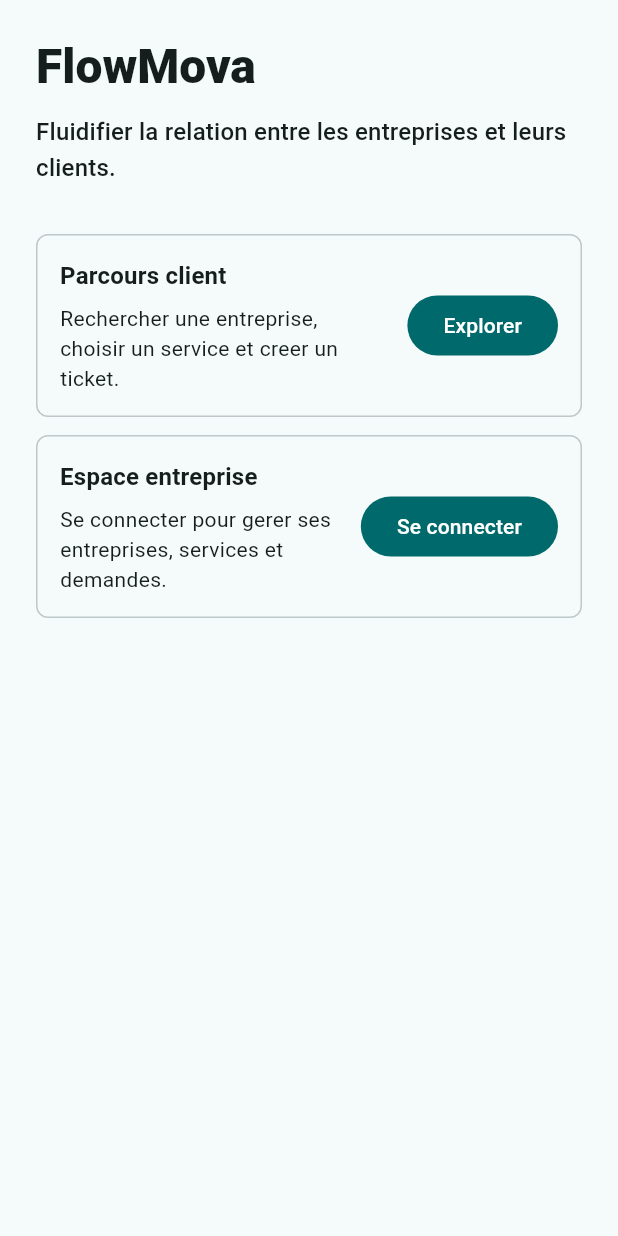
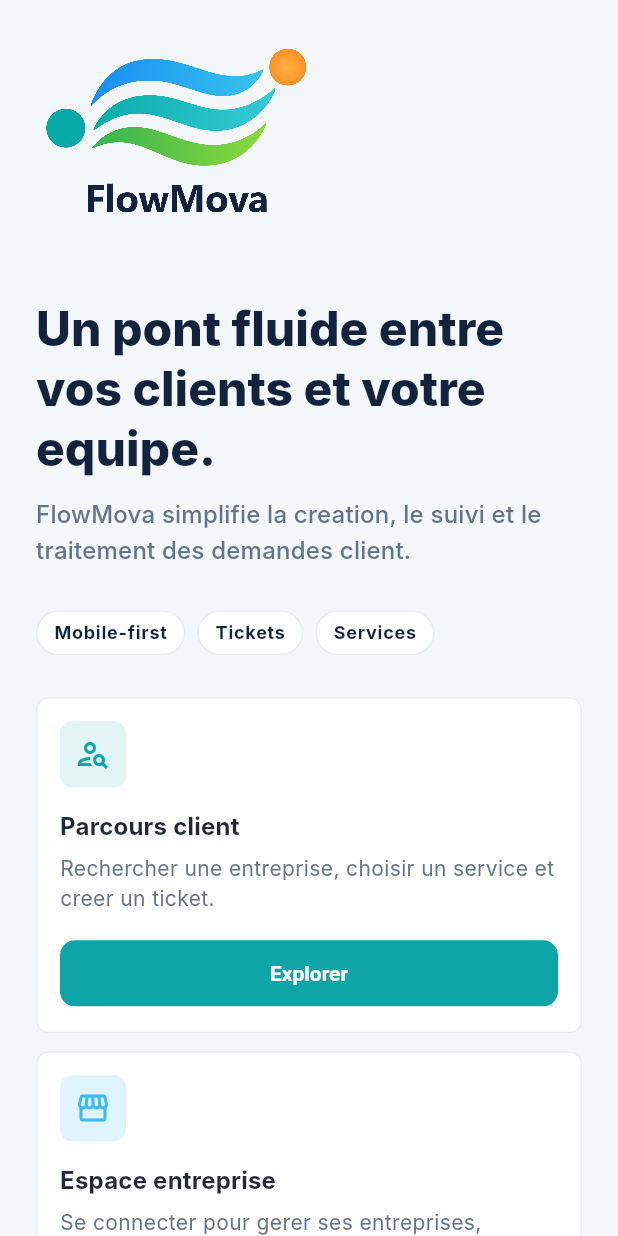
Before and after one commit to Darkstorm97/flowmova-frontend, a Flutter app: the screen it shows after launch, on a phone screen of 412 x 824 dp. Run offline on Flutter 3.47's test engine with Material 3 defaults, Android fonts, the phone set to English and light mode, and no system bars; Roboto replaces fonts that are missing (Inter).

Commit message:
Integrate FlowMova brand theme

```diff
--- a/lib/src/app/flow_mova_app.dart
+++ b/lib/src/app/flow_mova_app.dart
@@ -1,5 +1,6 @@
 import 'package:flutter/material.dart';
 
+import '../core/theme/flow_mova_theme.dart';
 import '../features/home/presentation/home_screen.dart';
 
 class FlowMovaApp extends StatelessWidget {
@@ -10,10 +11,7 @@ class FlowMovaApp extends StatelessWidget {
     return MaterialApp(
       title: 'FlowMova',
       debugShowCheckedModeBanner: false,
-      theme: ThemeData(
-        colorScheme: ColorScheme.fromSeed(seedColor: const Color(0xFF0EA5A7)),
-        useMaterial3: true,
-      ),
+      theme: FlowMovaTheme.light,
       home: const HomeScreen(),
     );
   }
--- /dev/null
+++ b/lib/src/core/assets/flow_mova_assets.dart
@@ -0,0 +1,10 @@
+abstract final class FlowMovaAssets {
+  static const logoWithTextColor =
+      'assets/brand/flowmova-regenerated-logo/vector-preview/flowmova-logo-with-text-color-aligned.png';
+  static const logoMarkColor =
+      'assets/brand/flowmova-regenerated-logo/vector-preview/flowmova-logo-mark-color-aligned.png';
+  static const logoMarkMonochrome =
+      'assets/brand/flowmova-regenerated-logo/vector-preview/flowmova-logo-mark-monochrome.png';
+  static const appIconColor =
+      'assets/brand/flowmova-regenerated-logo/vector-preview/flowmova-app-icon-color.png';
+}
--- /dev/null
+++ b/lib/src/core/theme/flow_mova_colors.dart
@@ -0,0 +1,16 @@
+import 'package:flutter/material.dart';
+
+abstract final class FlowMovaColors {
+  static const primaryAqua = Color(0xFF0EA5A7);
+  static const leafGreen = Color(0xFF2BB673);
+  static const softApricot = Color(0xFFFFB86B);
+  static const skyBlue = Color(0xFF38BDF8);
+  static const ink = Color(0xFF1F2937);
+  static const logoInk = Color(0xFF13233E);
+  static const slate = Color(0xFF64748B);
+  static const cloud = Color(0xFFF4F7FA);
+  static const white = Color(0xFFFFFFFF);
+  static const error = Color(0xFFEF4444);
+  static const warning = Color(0xFFFACC15);
+  static const border = Color(0xFFE5EEF3);
+}
--- /dev/null
+++ b/lib/src/core/theme/flow_mova_radii.dart
@@ -0,0 +1,6 @@
+abstract final class FlowMovaRadii {
+  static const small = 8.0;
+  static const medium = 10.0;
+  static const large = 12.0;
+  static const pill = 999.0;
+}
--- /dev/null
+++ b/lib/src/core/theme/flow_mova_theme.dart
@@ -0,0 +1,99 @@
+import 'package:flutter/material.dart';
+
+import 'flow_mova_colors.dart';
+import 'flow_mova_radii.dart';
+
+abstract final class FlowMovaTheme {
+  static ThemeData get light {
+    final colorScheme =
+        ColorScheme.fromSeed(
+          seedColor: FlowMovaColors.primaryAqua,
+          brightness: Brightness.light,
+        ).copyWith(
+          primary: FlowMovaColors.primaryAqua,
+          secondary: FlowMovaColors.leafGreen,
+          tertiary: FlowMovaColors.softApricot,
+          error: FlowMovaColors.error,
+          surface: FlowMovaColors.white,
+          onSurface: FlowMovaColors.ink,
+        );
+
+    final baseTextTheme = ThemeData(
+      useMaterial3: true,
+      fontFamily: 'Inter',
+    ).textTheme;
+
+    return ThemeData(
+      useMaterial3: true,
+      fontFamily: 'Inter',
+      colorScheme: colorScheme,
+      scaffoldBackgroundColor: FlowMovaColors.cloud,
+      textTheme: baseTextTheme.apply(
+        bodyColor: FlowMovaColors.ink,
+        displayColor: FlowMovaColors.logoInk,
+      ),
+      appBarTheme: const AppBarTheme(
+        backgroundColor: FlowMovaColors.cloud,
+        foregroundColor: FlowMovaColors.logoInk,
+        elevation: 0,
+        centerTitle: false,
+      ),
+      cardTheme: CardThemeData(
+        color: FlowMovaColors.white,
+        elevation: 0,
+        margin: EdgeInsets.zero,
+        shape: RoundedRectangleBorder(
+          borderRadius: BorderRadius.circular(FlowMovaRadii.small),
+          side: const BorderSide(color: FlowMovaColors.border),
+        ),
+      ),
+      filledButtonTheme: FilledButtonThemeData(
+        style: FilledButton.styleFrom(
+          backgroundColor: FlowMovaColors.primaryAqua,
+          foregroundColor: FlowMovaColors.white,
+          minimumSize: const Size(0, 44),
+          padding: const EdgeInsets.symmetric(horizontal: 18, vertical: 12),
+          shape: RoundedRectangleBorder(
+            borderRadius: BorderRadius.circular(FlowMovaRadii.medium),
+          ),
+          textStyle: const TextStyle(fontWeight: FontWeight.w700),
+        ),
+      ),
+      outlinedButtonTheme: OutlinedButtonThemeData(
+        style: OutlinedButton.styleFrom(
+          foregroundColor: FlowMovaColors.ink,
+          side: const BorderSide(color: Color(0xFFD8E3EA)),
+          minimumSize: const Size(0, 44),
+          padding: const EdgeInsets.symmetric(horizontal: 18, vertical: 12),
+          shape: RoundedRectangleBorder(
+            borderRadius: BorderRadius.circular(FlowMovaRadii.medium),
+          ),
+          textStyle: const TextStyle(fontWeight: FontWeight.w700),
+        ),
+      ),
+      inputDecorationTheme: InputDecorationTheme(
+        filled: true,
+        fillColor: FlowMovaColors.white,
+        border: OutlineInputBorder(
+          borderRadius: BorderRadius.circular(FlowMovaRadii.medium),
+          borderSide: const BorderSide(color: FlowMovaColors.border),
+        ),
+        enabledBorder: OutlineInputBorder(
+          borderRadius: BorderRadius.circular(FlowMovaRadii.medium),
+          borderSide: const BorderSide(color: FlowMovaColors.border),
+        ),
+        focusedBorder: OutlineInputBorder(
+          borderRadius: BorderRadius.circular(FlowMovaRadii.medium),
+          borderSide: const BorderSide(
+            color: FlowMovaColors.primaryAqua,
+            width: 1.5,
+          ),
+        ),
+        errorBorder: OutlineInputBorder(
+          borderRadius: BorderRadius.circular(FlowMovaRadii.medium),
+          borderSide: const BorderSide(color: FlowMovaColors.error),
+        ),
+      ),
+    );
+  }
+}
--- a/lib/src/features/home/presentation/home_screen.dart
+++ b/lib/src/features/home/presentation/home_screen.dart
@@ -1,6 +1,9 @@
 import 'package:flutter/material.dart';
 
+import '../../../core/theme/flow_mova_colors.dart';
+import '../../../core/theme/flow_mova_radii.dart';
 import '../../../shared/widgets/flow_mova_app_shell.dart';
+import '../../../shared/widgets/flow_mova_logo.dart';
 
 class HomeScreen extends StatelessWidget {
   const HomeScreen({super.key});
@@ -17,25 +20,37 @@ class _HomeContent extends StatelessWidget {
   @override
   Widget build(BuildContext context) {
     final textTheme = Theme.of(context).textTheme;
-
     return Column(
       crossAxisAlignment: CrossAxisAlignment.start,
       children: [
+        const FlowMovaLogo(width: 188),
+        const SizedBox(height: 32),
         Text(
-          'FlowMova',
+          'Un pont fluide entre vos clients et votre equipe.',
           style: textTheme.headlineLarge?.copyWith(fontWeight: FontWeight.w800),
         ),
         const SizedBox(height: 12),
         Text(
-          'Fluidifier la relation entre les entreprises et leurs clients.',
-          style: textTheme.titleMedium,
+          'FlowMova simplifie la creation, le suivi et le traitement des demandes client.',
+          style: textTheme.titleMedium?.copyWith(color: FlowMovaColors.slate),
         ),
-        const SizedBox(height: 32),
+        const SizedBox(height: 28),
+        const Wrap(
+          spacing: 8,
+          runSpacing: 8,
+          children: [
+            _BrandBadge(label: 'Mobile-first'),
+            _BrandBadge(label: 'Tickets'),
+            _BrandBadge(label: 'Services'),
+          ],
+        ),
+        const SizedBox(height: 28),
         const _HomeActionCard(
           title: 'Parcours client',
           description:
               'Rechercher une entreprise, choisir un service et creer un ticket.',
           actionLabel: 'Explorer',
+          icon: Icons.person_search_outlined,
         ),
         const SizedBox(height: 12),
         const _HomeActionCard(
@@ -43,8 +58,37 @@ class _HomeContent extends StatelessWidget {
           description:
               'Se connecter pour gerer ses entreprises, services et demandes.',
           actionLabel: 'Se connecter',
+          icon: Icons.storefront_outlined,
+          secondary: true,
         ),
       ],
+    );
+  }
+}
+
+class _BrandBadge extends StatelessWidget {
+  const _BrandBadge({required this.label});
+
+  final String label;
+
+  @override
+  Widget build(BuildContext context) {
+    return DecoratedBox(
+      decoration: BoxDecoration(
+        color: FlowMovaColors.white,
+        border: Border.all(color: FlowMovaColors.border),
+        borderRadius: BorderRadius.circular(FlowMovaRadii.pill),
+      ),
+      child: Padding(
+        padding: const EdgeInsets.symmetric(horizontal: 12, vertical: 7),
+        child: Text(
+          label,
+          style: Theme.of(context).textTheme.labelMedium?.copyWith(
+            color: FlowMovaColors.logoInk,
+            fontWeight: FontWeight.w700,
+          ),
+        ),
+      ),
     );
   }
 }
@@ -54,29 +98,41 @@ class _HomeActionCard extends StatelessWidget {
     required this.title,
     required this.description,
     required this.actionLabel,
+    required this.icon,
+    this.secondary = false,
   });
 
   final String title;
   final String description;
   final String actionLabel;
+  final IconData icon;
+  final bool secondary;
 
   @override
   Widget build(BuildContext context) {
     final colorScheme = Theme.of(context).colorScheme;
     final textTheme = Theme.of(context).textTheme;
 
-    return DecoratedBox(
+    return Card(
+      child: LayoutBuilder(
+        builder: (context, constraints) {
+          final compact = constraints.maxWidth < 520;
+          final iconBox = DecoratedBox(
             decoration: BoxDecoration(
-        color: colorScheme.surface,
-        border: Border.all(color: colorScheme.outlineVariant),
-        borderRadius: BorderRadius.circular(8),
+              color: secondary
+                  ? FlowMovaColors.skyBlue.withValues(alpha: 0.16)
+                  : colorScheme.primary.withValues(alpha: 0.12),
+              borderRadius: BorderRadius.circular(FlowMovaRadii.small),
             ),
             child: Padding(
-        padding: const EdgeInsets.all(16),
-        child: Row(
-          children: [
-            Expanded(
-              child: Column(
+              padding: const EdgeInsets.all(10),
+              child: Icon(
+                icon,
+                color: secondary ? FlowMovaColors.skyBlue : colorScheme.primary,
+              ),
+            ),
+          );
+          final content = Column(
             crossAxisAlignment: CrossAxisAlignment.start,
             children: [
               Text(
@@ -86,14 +142,42 @@ class _HomeActionCard extends StatelessWidget {
                 ),
               ),
               const SizedBox(height: 6),
-                  Text(description),
+              Text(
+                description,
+                style: textTheme.bodyMedium?.copyWith(
+                  color: FlowMovaColors.slate,
+                ),
+              ),
+            ],
+          );
+          final action = secondary
+              ? OutlinedButton(onPressed: () {}, child: Text(actionLabel))
+              : FilledButton(onPressed: () {}, child: Text(actionLabel));
+
+          return Padding(
+            padding: const EdgeInsets.all(16),
+            child: compact
+                ? Column(
+                    crossAxisAlignment: CrossAxisAlignment.start,
+                    children: [
+                      iconBox,
+                      const SizedBox(height: 14),
+                      content,
+                      const SizedBox(height: 16),
+                      SizedBox(width: double.infinity, child: action),
+                    ],
+                  )
+                : Row(
+                    children: [
+                      iconBox,
+                      const SizedBox(width: 14),
+                      Expanded(child: content),
+                      const SizedBox(width: 16),
+                      action,
                     ],
                   ),
-            ),
-            const SizedBox(width: 16),
-            FilledButton(onPressed: () {}, child: Text(actionLabel)),
-          ],
-        ),
+          );
+        },
       ),
     );
   }
--- a/lib/src/shared/widgets/flow_mova_app_shell.dart
+++ b/lib/src/shared/widgets/flow_mova_app_shell.dart
@@ -9,10 +9,12 @@ class FlowMovaAppShell extends StatelessWidget {
   Widget build(BuildContext context) {
     return Scaffold(
       body: SafeArea(
-        child: Center(
-          child: ConstrainedBox(
-            constraints: const BoxConstraints(maxWidth: 720),
-            child: Padding(padding: const EdgeInsets.all(24), child: child),
+        child: SingleChildScrollView(
+          child: Center(
+            child: ConstrainedBox(
+              constraints: const BoxConstraints(maxWidth: 720),
+              child: Padding(padding: const EdgeInsets.all(24), child: child),
+            ),
           ),
         ),
       ),
--- /dev/null
+++ b/lib/src/shared/widgets/flow_mova_logo.dart
@@ -0,0 +1,31 @@
+import 'package:flutter/widgets.dart';
+
+import '../../core/assets/flow_mova_assets.dart';
+
+enum FlowMovaLogoVariant { withText, mark, markMonochrome, appIcon }
+
+class FlowMovaLogo extends StatelessWidget {
+  const FlowMovaLogo({
+    this.variant = FlowMovaLogoVariant.withText,
+    this.width,
+    super.key,
+  });
+
+  final FlowMovaLogoVariant variant;
+  final double? width;
+
+  @override
+  Widget build(BuildContext context) {
+    return Image.asset(
+      switch (variant) {
+        FlowMovaLogoVariant.withText => FlowMovaAssets.logoWithTextColor,
+        FlowMovaLogoVariant.mark => FlowMovaAssets.logoMarkColor,
+        FlowMovaLogoVariant.markMonochrome => FlowMovaAssets.logoMarkMonochrome,
+        FlowMovaLogoVariant.appIcon => FlowMovaAssets.appIconColor,
+      },
+      width: width,
+      fit: BoxFit.contain,
+      filterQuality: FilterQuality.high,
+    );
+  }
+}
--- a/pubspec.yaml
+++ b/pubspec.yaml
@@ -57,10 +57,8 @@ flutter:
   # the material Icons class.
   uses-material-design: true
 
-  # To add assets to your application, add an assets section, like this:
-  # assets:
-  #   - images/a_dot_burr.jpeg
-  #   - images/a_dot_ham.jpeg
+  assets:
+    - assets/brand/flowmova-regenerated-logo/vector-preview/
 
   # An image asset can refer to one or more resolution-specific "variants", see
   # https://flutter.dev/to/resolution-aware-images
```
Also changed, not shown: 1 other file. Lines whose indentation alone changed are shown as unchanged.
